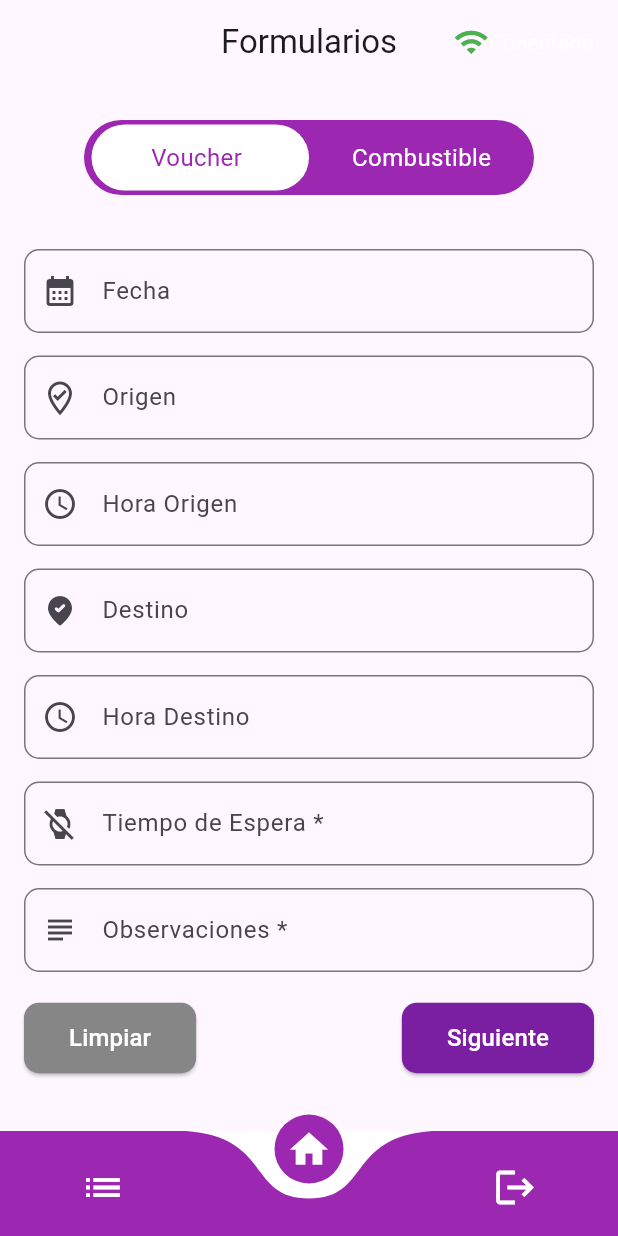
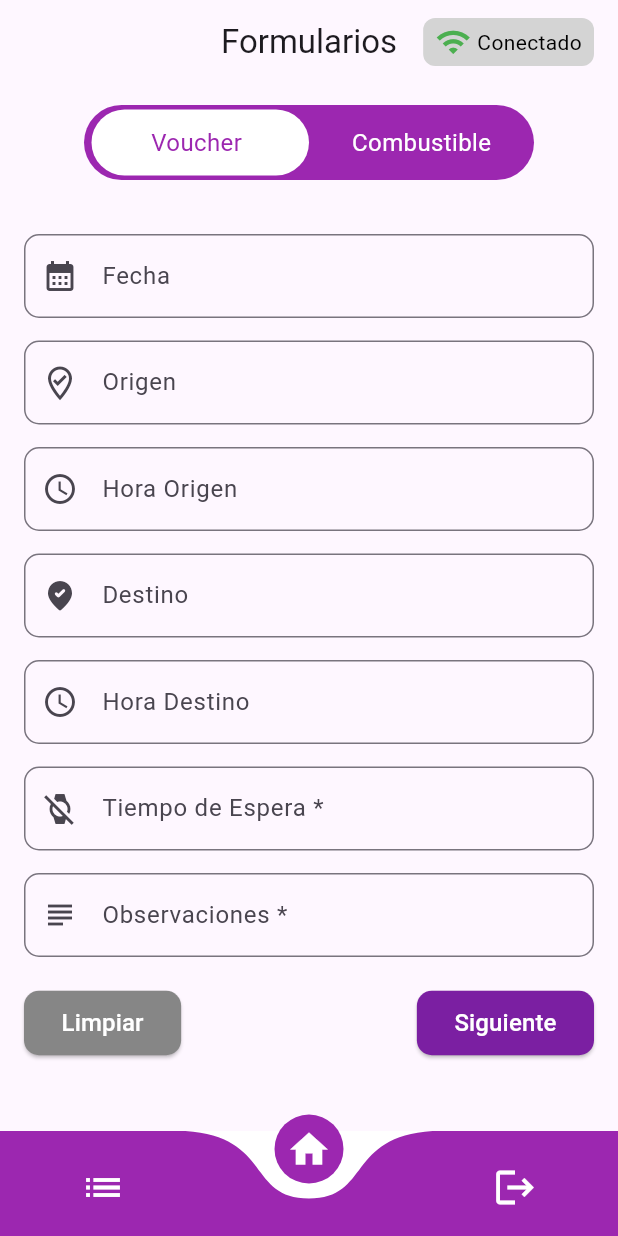
Before and after one commit to joaquinhega/mobnewharvest, a Flutter app: the Dashboard screen opened directly, on a phone screen of 412 x 824 dp. Run offline on Flutter 3.47's test engine with Material 3 defaults, Android fonts, the phone set to English and light mode, and no system bars; drawn by our look-alikes of curved_navigation_bar; our stand-ins replace connectivity_plus, signature, sqflite; accounts and stored records are empty.

Commit message:
Ajustes varios

```diff
--- a/lib/widget/Home.dart
+++ b/lib/widget/Home.dart
@@ -20,7 +20,7 @@ class _HomeScreenState extends State<HomeScreen> {
     return Scaffold(
       body: Column(
         children: [
-          SizedBox(height: 20),
+          SizedBox(height: 10), //MODIFICADO
           Container(
             width: 300,
             height: 50,
--- a/lib/widget/combustibleForm.dart
+++ b/lib/widget/combustibleForm.dart
@@ -217,26 +217,26 @@ class _CombustibleFormState extends State<CombustibleForm> {
                           style: ElevatedButton.styleFrom(
                             backgroundColor: Color.fromARGB(255, 134, 134, 134),
                             padding: EdgeInsets.symmetric(
-                              vertical: 12, horizontal: 30),
+                              vertical: 10, horizontal: 25), //MODIFICADO
                             shape: RoundedRectangleBorder(
                               borderRadius: BorderRadius.circular(10),
                             ),
                           ),
                           child: Text('Limpiar',
-                            style: TextStyle(color: Colors.white, fontSize: 16)),
+                            style: TextStyle(color: Colors.white, fontSize: 14)), //MODIFICADO
                         ),
                         ElevatedButton(
                           onPressed: _submitCombustible,
                           style: ElevatedButton.styleFrom(
                             backgroundColor: Color.fromARGB(255, 123, 31, 162),
                             padding: EdgeInsets.symmetric(
-                              vertical: 12, horizontal: 30),
+                              vertical: 10, horizontal: 25), //MODIFICADO
                             shape: RoundedRectangleBorder(
                               borderRadius: BorderRadius.circular(10),
                             ),
                           ),
                           child: Text('Enviar Combustible',
-                            style: TextStyle(color: Colors.white, fontSize: 16)),
+                            style: TextStyle(color: Colors.white, fontSize: 14)), //MODIFICADO
                         ),
                       ],
                     ),
--- a/lib/widget/header.dart
+++ b/lib/widget/header.dart
@@ -9,7 +9,7 @@ class Header extends StatefulWidget implements PreferredSizeWidget {
 
   @override
   _HeaderState createState() => _HeaderState();
-
+//MODIFICADO
   @override
   Size get preferredSize => const Size.fromHeight(kToolbarHeight);
 }
@@ -17,7 +17,7 @@ class Header extends StatefulWidget implements PreferredSizeWidget {
 class _HeaderState extends State<Header> {
   late StreamSubscription<ConnectivityResult> _connectivitySubscription;
   ConnectivityResult _connectionStatus = ConnectivityResult.none;
-
+//MODIFICADO
   @override
   void initState() {
     super.initState();
@@ -50,6 +50,12 @@ class _HeaderState extends State<Header> {
       actions: [
         Padding(
           padding: const EdgeInsets.only(right: 16.0),
+          child: Container(
+            padding: EdgeInsets.symmetric(horizontal: 8.0, vertical: 4.0),
+            decoration: BoxDecoration(
+              color: const Color.fromARGB(255, 212, 212, 212),
+              borderRadius: BorderRadius.circular(8.0),
+            ),
             child: Row(
               children: [
                 Icon(
@@ -60,11 +66,13 @@ class _HeaderState extends State<Header> {
                       ? Colors.red
                       : Colors.green,
                 ),
+                SizedBox(width: 4.0),
                 Text(
                   _connectionStatus == ConnectivityResult.none ? "Sin conexión" : "Conectado",
-                style: TextStyle(color: Colors.white),
+                  style: TextStyle(color: Colors.black),
                 ),
               ],
+            ),
           ),
         ),
       ],
--- a/lib/widget/voucherForm.dart
+++ b/lib/widget/voucherForm.dart
@@ -17,6 +17,7 @@ class VoucherForm extends StatefulWidget {
 class _VoucherFormState extends State<VoucherForm> {
   final _formKey = GlobalKey<FormState>();
   int _currentStep = 0;
+  bool _isLoading = false;
 
   final TextEditingController fechaController = TextEditingController();
   final TextEditingController empresaController = TextEditingController();
@@ -307,7 +308,7 @@ Widget build(BuildContext context) {
                   onPressed: _clearAllFields,
                   style: ElevatedButton.styleFrom(
                     backgroundColor: Color.fromARGB(255, 134, 134, 134),
-                    padding: EdgeInsets.symmetric(vertical: 12, horizontal: 30),
+                    padding: EdgeInsets.symmetric(vertical: 10, horizontal: 25), //MODIFICADO
                     shape: RoundedRectangleBorder(
                       borderRadius: BorderRadius.circular(10),
                     ),
@@ -318,7 +319,7 @@ Widget build(BuildContext context) {
                   onPressed: _nextStep,
                   style: ElevatedButton.styleFrom(
                     backgroundColor: Color.fromARGB(255, 123, 31, 162),
-                    padding: EdgeInsets.symmetric(vertical: 12, horizontal: 30),
+                    padding: EdgeInsets.symmetric(vertical: 10, horizontal: 25), //MODIFICADO
                     shape: RoundedRectangleBorder(
                       borderRadius: BorderRadius.circular(10),
                     ),
@@ -337,34 +338,34 @@ Widget build(BuildContext context) {
                   onPressed: _previousStep,
                   style: ElevatedButton.styleFrom(
                     backgroundColor: Color.fromARGB(255, 134, 134, 134),
-                    padding: EdgeInsets.symmetric(vertical: 12, horizontal: 30),
+                    padding: EdgeInsets.symmetric(vertical: 10, horizontal: 25),//MODIFICADO
                     shape: RoundedRectangleBorder(
                       borderRadius: BorderRadius.circular(10),
                     ),
                   ),
-                  child: Text('Volver', style: TextStyle(color: Colors.white, fontSize: 16)),
+                  child: Text('Volver', style: TextStyle(color: Colors.white, fontSize: 14)),
                 ),
                 ElevatedButton(
                   onPressed: _clearSignature,
                   style: ElevatedButton.styleFrom(
                     backgroundColor: Color.fromARGB(255, 80, 80, 80),
-                    padding: EdgeInsets.symmetric(vertical: 12, horizontal: 30),
+                    padding: EdgeInsets.symmetric(vertical: 10, horizontal: 25), //MODIFICADO
                     shape: RoundedRectangleBorder(
                       borderRadius: BorderRadius.circular(10),
                     ),
                   ),
-                  child: Text('Limpiar Firma', style: TextStyle(color: Colors.white, fontSize: 16)),
+                  child: Text('Limpiar Firma', style: TextStyle(color: Colors.white, fontSize: 14)),
                 ),
                 ElevatedButton(
                   onPressed: _nextStep,
                   style: ElevatedButton.styleFrom(
                     backgroundColor: Color.fromARGB(255, 123, 31, 162),
-                    padding: EdgeInsets.symmetric(vertical: 12, horizontal: 30),
+                    padding: EdgeInsets.symmetric(vertical: 10, horizontal: 25), //MODIFICADO
                     shape: RoundedRectangleBorder(
                       borderRadius: BorderRadius.circular(10),
                     ),
                   ),
-                  child: Text('Siguiente', style: TextStyle(color: Colors.white, fontSize: 16)),
+                  child: Text('Siguiente', style: TextStyle(color: Colors.white, fontSize: 14)),
                 ),
               ],
             ),
@@ -378,23 +379,23 @@ Widget build(BuildContext context) {
                   onPressed: _previousStep,
                   style: ElevatedButton.styleFrom(
                     backgroundColor: Color.fromARGB(255, 134, 134, 134),
-                    padding: EdgeInsets.symmetric(vertical: 12, horizontal: 30),
+                    padding: EdgeInsets.symmetric(vertical: 10, horizontal: 25), //MODIFICADO
                     shape: RoundedRectangleBorder(
                       borderRadius: BorderRadius.circular(10),
                     ),
                   ),
-                  child: Text('Volver', style: TextStyle(color: Colors.white, fontSize: 16)),
+                  child: Text('Volver', style: TextStyle(color: Colors.white, fontSize: 14)), //MODIFICADO
                 ),
                 ElevatedButton(
                   onPressed: _submitForm,
                   style: ElevatedButton.styleFrom(
                     backgroundColor: Color.fromARGB(255, 123, 31, 162),
-                    padding: EdgeInsets.symmetric(vertical: 12, horizontal: 30),
+                    padding: EdgeInsets.symmetric(vertical: 10, horizontal: 25),//MODIFICADO
                     shape: RoundedRectangleBorder(
                       borderRadius: BorderRadius.circular(10),
                     ),
                   ),
-                  child: Text('Confirmar', style: TextStyle(color: Colors.white, fontSize: 16)),
+                  child: Text('Confirmar', style: TextStyle(color: Colors.white, fontSize: 14)), //MODIFICADO
                 ),
               ],
             ),
```
Also changed, not shown: lib/widget/combustibleCargados.dart (indentation only). Lines whose indentation alone changed are shown as unchanged.
